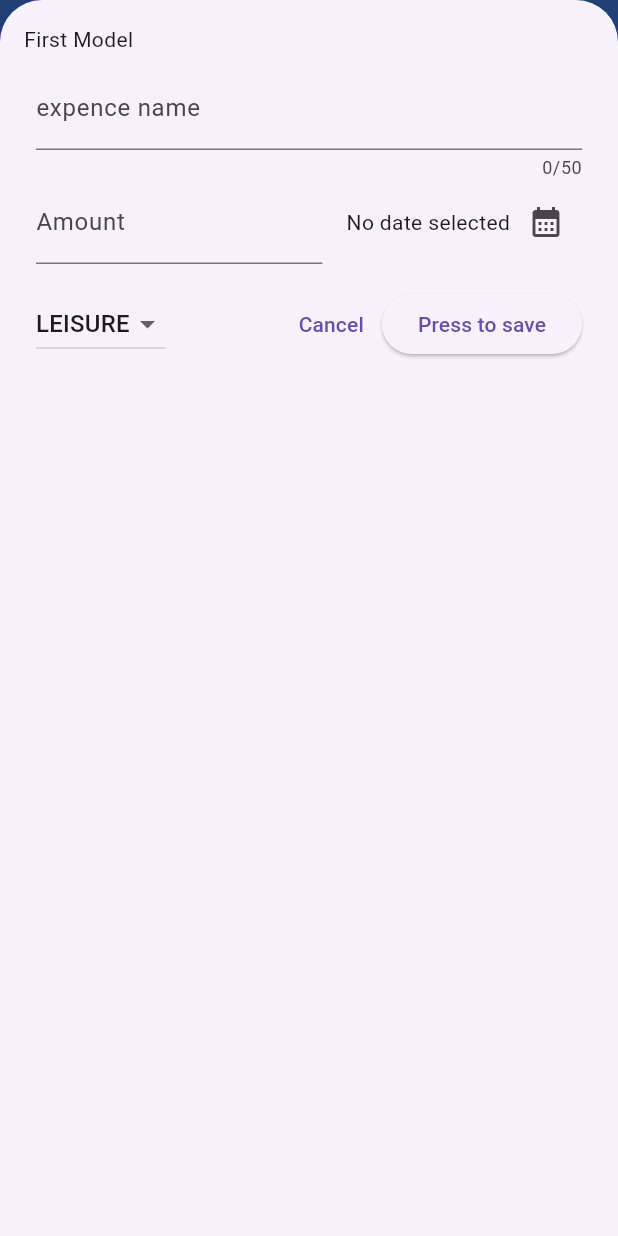
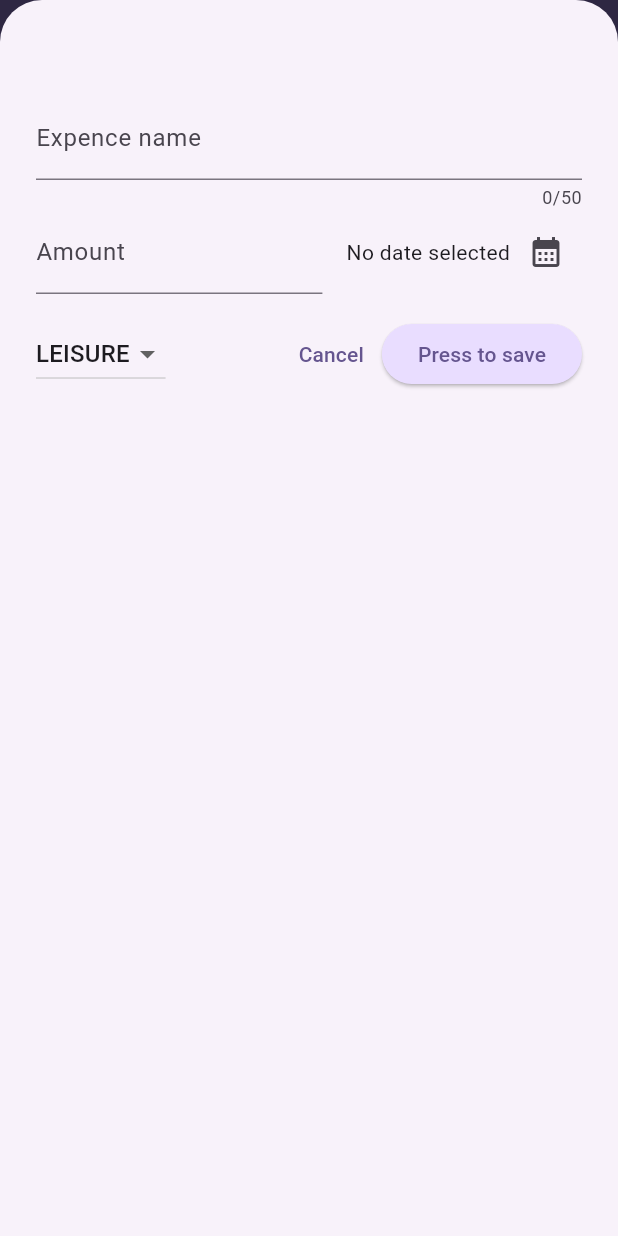
Before and after one commit to dineswarareddy/Flutter_Learning, a Flutter app: the screen it shows after launch, after a tap on the "add" icon, on a phone screen of 412 x 824 dp. Run offline on Flutter 3.47's test engine with Material 3 defaults, Android fonts, the light colour scheme and no system bars; our stand-ins replace google_fonts.

Commit message:
added some theming to the widgets from app widget.

```diff
--- a/expence_tracker/lib/main.dart
+++ b/expence_tracker/lib/main.dart
@@ -1,8 +1,28 @@
 import 'package:flutter/material.dart';
 import 'widgets/expences/expences.dart';
 
+
+var kColorScheme = ColorScheme.fromSeed(
+  seedColor: const Color.fromARGB(255, 109, 69, 204)
+  );
+
 void main() {
-  runApp(const MaterialApp(
+  runApp(MaterialApp(
+    theme: ThemeData().copyWith(
+      colorScheme: kColorScheme,
+      appBarTheme: const AppBarTheme().copyWith(
+        foregroundColor: kColorScheme.onPrimaryContainer,
+        backgroundColor: kColorScheme.primary,
+      ),
+      cardTheme: CardTheme().copyWith(
+        color: kColorScheme.secondary,
+      ),
+      elevatedButtonTheme: ElevatedButtonThemeData(
+        style: ElevatedButton.styleFrom(
+          backgroundColor: kColorScheme.primaryContainer
+        )
+      )
+    ),
     home: Expences(),
   ),
   );
--- a/expence_tracker/lib/widgets/expences/expences.dart
+++ b/expence_tracker/lib/widgets/expences/expences.dart
@@ -4,7 +4,6 @@ import 'package:flutter/material.dart';
 import 'package:expence_tracker/widgets/expences_list/expences_list_view.dart';
 
 class Expences extends StatefulWidget {
-
   const Expences({super.key});
 
   @override
@@ -14,25 +13,75 @@ class Expences extends StatefulWidget {
 }
 
 class _ExpcensState extends State<Expences> {
+  List<ExpencesModel> expences = [];
 
-final List<ExpencesModel> _expences = [
-  ExpencesModel(title: 'Dress', amount: 10, date: DateTime.now(), category: ExpencesCategory.travel),
-  ExpencesModel(title: 'Pizza', amount: 19, date: DateTime.now(), category: ExpencesCategory.food),
-  ExpencesModel(title: 'Hotel', amount: 99, date: DateTime.now(), category: ExpencesCategory.leisure)
-];
+  void addExpence(ExpencesModel newExpence) {
+    setState(() {
+      expences.add(newExpence);
+    });
+    ScaffoldMessenger.of(context).clearSnackBars();
+    ScaffoldMessenger.of(context).showSnackBar(
+      SnackBar(
+        duration: Duration(seconds: 3),
+        content: Text('Expences added'),
+        action: SnackBarAction(
+            label: 'Undo',
+            onPressed: () {
+              setState(() {
+                expences.removeLast();
+              });
+            }),
+      ),
+    );
+  }
+
+  void removeExpence(ExpencesModel expence) {
+    final removedItemIndex = expences.indexOf(expence);
+    ScaffoldMessenger.of(context).clearSnackBars();
+    ScaffoldMessenger.of(context).showSnackBar(
+      SnackBar(
+        content: Text('Removed Expences'),
+        duration: Duration(seconds: 3),
+        action: SnackBarAction(
+          label: 'Undo',
+          onPressed: (() {
+            setState(() {
+              expences.insert(removedItemIndex, expence);
+            });
+          }),
+        ),
+      ),
+    );
+    setState(() {
+      expences.remove(expence);
+    });
+
+    ScaffoldMessenger.of(context).showSnackBar(
+      SnackBar(
+        content: Text('Expences added'),
+        action: SnackBarAction(
+            label: 'Undo',
+            onPressed: () {
+              expences.removeLast();
+            }),
+      ),
+    );
+  }
 
   void showAddComponentView() {
-  showModalBottomSheet(context: context, builder: (ctx) {
+    showModalBottomSheet(
+      context: context,
+      builder: (ctx) {
         return Padding(
           padding: const EdgeInsets.all(16.0),
           child: Column(
             mainAxisAlignment: MainAxisAlignment.center,
             crossAxisAlignment: CrossAxisAlignment.stretch,
             children: [
-        Text('First Model'),
-        NewExpence(),
+              NewExpence(addExpence: addExpence),
               Spacer(),
-      ],),
+            ],
+          ),
         );
       },
       isScrollControlled: true,
@@ -41,19 +90,38 @@ void showAddComponentView() {
 
   @override
   Widget build(BuildContext context) {
+    Widget contentToDisplay = const Center(
+      child: Text('Add some expences to view'),
+    );
+    if (expences.isNotEmpty) {
+      contentToDisplay =
+          ExpencesList(removeExpence: removeExpence, expencesList: expences);
+    }
+
     return Scaffold(
       appBar: AppBar(
-        title: Text('Learning', textAlign: TextAlign.left,),
+        title: Text(
+          'Learning',
+          textAlign: TextAlign.left,
+          style: TextStyle(
+            color: Colors.white,
+          ),
+        ),
         actions: [
-          IconButton(onPressed: (){
+          IconButton(
+              onPressed: () {
                 showAddComponentView();
-          }, icon: const Icon(Icons.add))
+              },
+              icon: const Icon(Icons.add),
+              color: Colors.white,
+              )
         ],
-        backgroundColor: Colors.blueAccent,),
+        // backgroundColor: Colors.blueAccent,
+      ),
       body: Column(
         children: [
           const Text('expences chat'),
-            Expanded(child: ExpencesList(expencesList: _expences)),
+          Expanded(child: contentToDisplay),
         ],
       ),
     );
--- a/expence_tracker/lib/widgets/expences_list/expences_details_list_cell.dart
+++ b/expence_tracker/lib/widgets/expences_list/expences_details_list_cell.dart
@@ -17,12 +17,11 @@ class ExpencesListCell extends StatelessWidget {
       vertical: 10),
       child:
       Column(
+        crossAxisAlignment: CrossAxisAlignment.start,
         children: [
-          Row(children: [
           Text(expencesModel.title,
           style: TextStyle(fontWeight: FontWeight.bold),),
-          Spacer(),
-          ],),
+          SizedBox(height: 4),
           Row(children: [
             Text('\$${expencesModel.amount.toStringAsFixed(2)}'),
             Spacer(),
--- a/expence_tracker/lib/widgets/new_expence/new_expence.dart
+++ b/expence_tracker/lib/widgets/new_expence/new_expence.dart
@@ -3,7 +3,10 @@ import 'package:intl/intl.dart';
 import 'package:expence_tracker/models/expences_model.dart';
 
 class NewExpence extends StatefulWidget {
-  const NewExpence({super.key});
+  const NewExpence({required this.addExpence, super.key});
+
+  final Function(ExpencesModel expence) addExpence;
+
   @override
   State<NewExpence> createState() {
     return _NewExpenceState();
@@ -66,6 +69,13 @@ class _NewExpenceState extends State<NewExpence> {
     if (_titleController.text.trim().isNotEmpty &&
         isAmountValid &&
         selectedDate != null) {
+      final newExpence = ExpencesModel(
+          title: _titleController.text,
+          amount: enteredAmount,
+          date: selectedDate!,
+          category: selectedDropDownValue);
+      widget.addExpence(newExpence);
+      Navigator.pop(context);
     } else {
       // show error message
       showDialog(
@@ -89,14 +99,14 @@ class _NewExpenceState extends State<NewExpence> {
   @override
   Widget build(BuildContext context) {
     return Padding(
-      padding: EdgeInsets.all(8),
+      padding: EdgeInsets.fromLTRB(8, 48, 8, 8),
       child: Column(
         children: [
           TextField(
             controller: _titleController,
             maxLength: 50,
             onChanged: valueChangedInText,
-            decoration: InputDecoration(labelText: 'expence name'),
+            decoration: InputDecoration(labelText: 'Expence name'),
           ),
           Row(
             mainAxisAlignment: MainAxisAlignment.end,
```
Also changed, not shown: expence_tracker/lib/widgets/expences_list/expences_list_view.dart (+8 -4 lines). Lines whose indentation alone changed are shown as unchanged.
